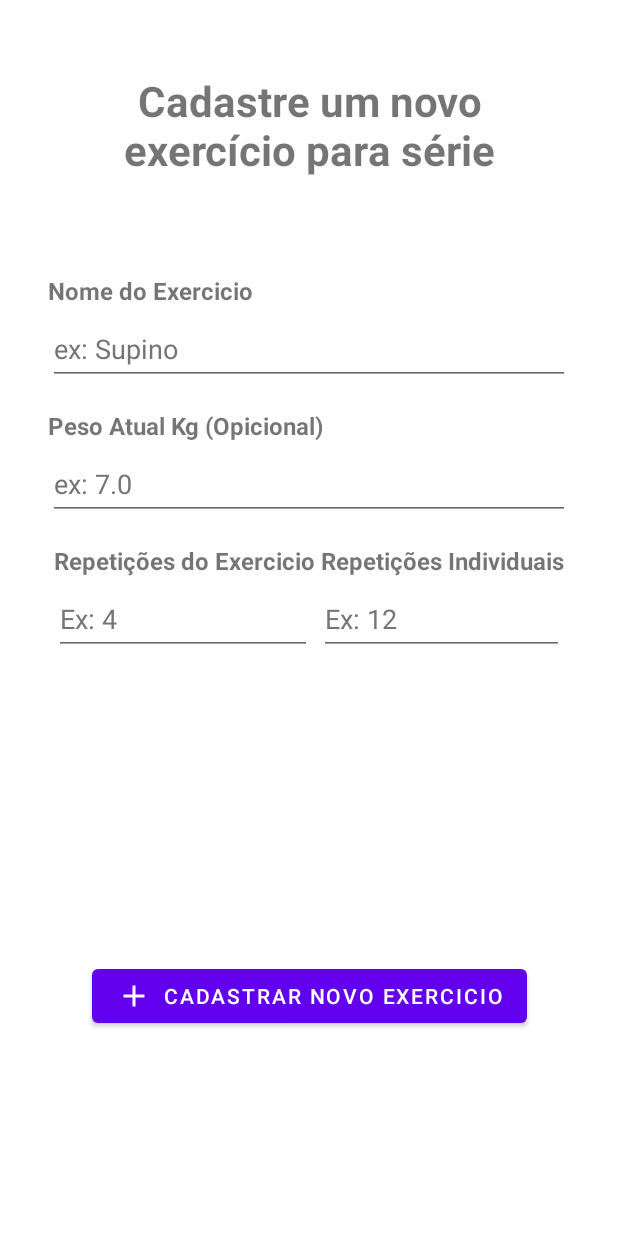
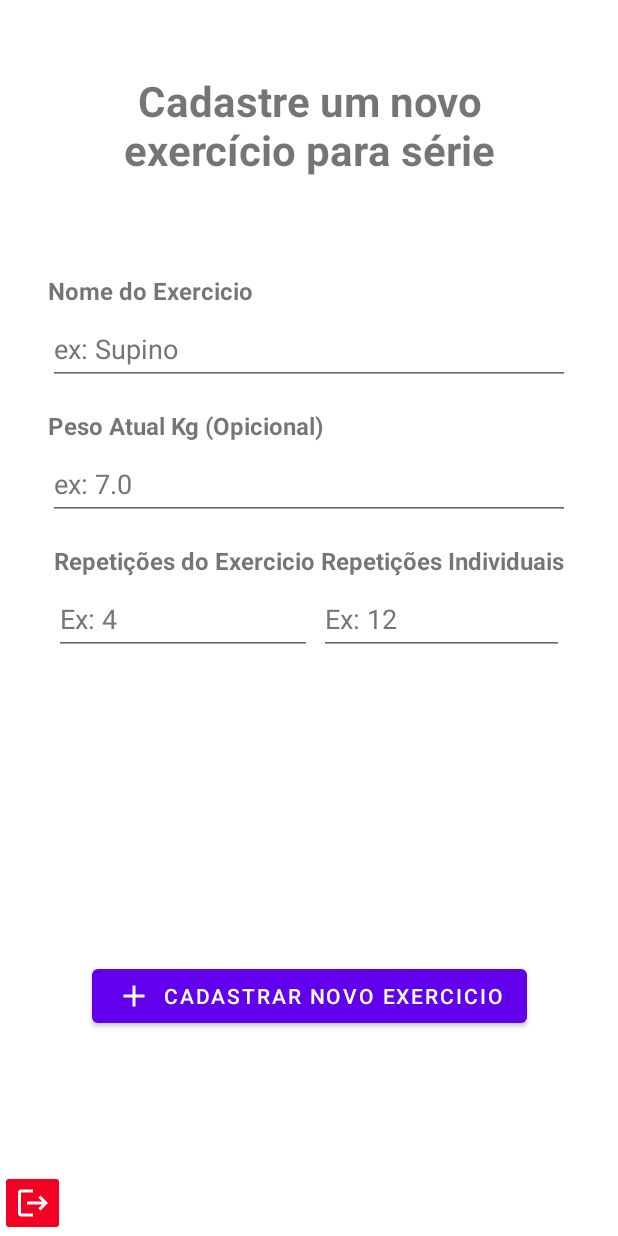
Before and after one commit to VicktorMS/gym_notes, an Android app: the CadastrarExercicioFragment screen opened through its navigation route, on a phone screen of 412 x 824 dp. Run offline under Robolectric (Android 15) with nearby library versions, the phone set to English and light mode, and no system bars; our stand-ins replace Firebase (no records; nobody signed in at launch, a user with empty details on screens opened directly).

Commit message:
Botão de Logout, Exercicios sendo adicionados na Série

```diff
--- a/app/src/main/java/br/edu/infnet/myapplication/ui/home/HomeActivity.kt
+++ b/app/src/main/java/br/edu/infnet/myapplication/ui/home/HomeActivity.kt
@@ -1,17 +1,16 @@
 package br.edu.infnet.myapplication.ui.home
 
+import android.content.Intent
 import android.os.Bundle
-import com.google.android.material.snackbar.Snackbar
+import androidx.activity.viewModels
 import androidx.appcompat.app.AppCompatActivity
-import androidx.navigation.findNavController
-import androidx.navigation.ui.AppBarConfiguration
-import androidx.navigation.ui.navigateUp
-import androidx.navigation.ui.setupActionBarWithNavController
-import br.edu.infnet.myapplication.R
 import br.edu.infnet.myapplication.databinding.ActivityMainBinding
+import br.edu.infnet.myapplication.ui.home.viewmodel.HomeSerieViewModel
+import br.edu.infnet.myapplication.ui.login.LoginActivity
 
 class HomeActivity : AppCompatActivity() {
 
+    val viewModel by viewModels<HomeSerieViewModel>()
     /*private lateinit var appBarConfiguration: AppBarConfiguration*/
     private lateinit var binding: ActivityMainBinding
 
@@ -20,13 +19,22 @@ class HomeActivity : AppCompatActivity() {
 
         binding = ActivityMainBinding.inflate(layoutInflater)
         setContentView(binding.root)
+        logoutOnClick()
+    }
+
+    private fun logoutOnClick() {
+        binding.imageButtonLogout.setOnClickListener {
+            viewModel.logout()
+            startActivity(Intent(this, LoginActivity::class.java))
+            finish()
+        }
     }
 
 
 }
 
 
-//TODO: ViewModel exercicio
+
 //TODO: Adapter de Série
 //TODO: Layout de cadastro de usuário - API
 //TODO: API
--- a/app/src/main/java/br/edu/infnet/myapplication/ui/home/viewmodel/HomeSerieViewModel.kt
+++ b/app/src/main/java/br/edu/infnet/myapplication/ui/home/viewmodel/HomeSerieViewModel.kt
@@ -255,7 +255,9 @@ class HomeSerieViewModel: ViewModel() {
                             Log.i(TAG, "exercicioId: ${exercicioId}")
 
                             //Colocar a função aqui, quando criar o exercio cria dentro da série
-                            addExercicioInSerie(exercicioId)
+                            if(selectedSerieId.value != null){
+                                addExercicioInSerie(exercicioId)
+                            }
 
                             inputList.add(exercicioId)
 
@@ -363,7 +365,6 @@ class HomeSerieViewModel: ViewModel() {
         return repository.createExercicio(exercicio)
     }
 
-
     fun updateExercicio(exercicio: Exercicio) {
         repository.updateExercicio(selectedExercicioId.value?.id, exercicio)
     }
@@ -374,7 +375,7 @@ class HomeSerieViewModel: ViewModel() {
 
     //TODO: Encontrar uma forma de adicionar o Exercicio a série assim que for criado
     //TODO: Encontrar uma forma de se comunicar com outra viewmodel, para pegar o Id da série atual
-    //
+
     fun addExercicioInSerie(exercicioId: ExercicioId){
         repository.addExercicioInSerieId(selectedSerieId.value?.id!!, exercicioId)
     }
--- /dev/null
+++ b/app/src/main/res/drawable/ic_baseline_logout_24.xml
@@ -0,0 +1,5 @@
+<vector android:autoMirrored="true" android:height="24dp"
+    android:tint="@color/white" android:viewportHeight="24"
+    android:viewportWidth="24" android:width="24dp" xmlns:android="http://schemas.android.com/apk/res/android">
+    <path android:fillColor="@android:color/white" android:pathData="M17,7l-1.41,1.41L18.17,11H8v2h10.17l-2.58,2.58L17,17l5,-5zM4,5h8V3H4c-1.1,0 -2,0.9 -2,2v14c0,1.1 0.9,2 2,2h8v-2H4V5z"/>
+</vector>
--- a/app/src/main/res/layout/activity_main.xml
+++ b/app/src/main/res/layout/activity_main.xml
@@ -18,8 +18,17 @@
         app:layout_constraintEnd_toEndOf="parent"
         app:layout_constraintHorizontal_bias="0.5"
         app:layout_constraintStart_toStartOf="parent"
-        app:layout_constraintTop_toTopOf="parent"
-        app:navGraph="@navigation/main_navigation" />
+        app:navGraph="@navigation/main_navigation"
+        tools:layout_editor_absoluteY="8dp" />
+
+    <ImageButton
+        android:id="@+id/imageButtonLogout"
+        android:layout_width="43dp"
+        android:layout_height="wrap_content"
+        android:backgroundTint="#F50025"
+        app:layout_constraintBottom_toBottomOf="parent"
+        app:layout_constraintStart_toStartOf="parent"
+        app:srcCompat="@drawable/ic_baseline_logout_24" />
 
 
 </androidx.constraintlayout.widget.ConstraintLayout>
```
